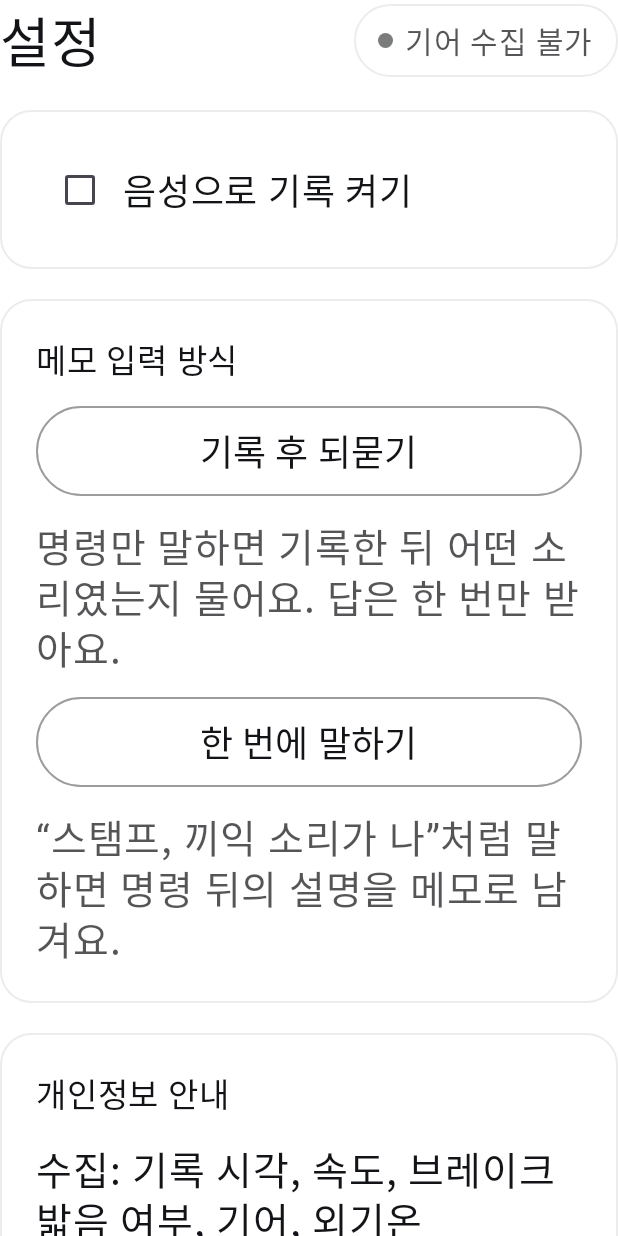
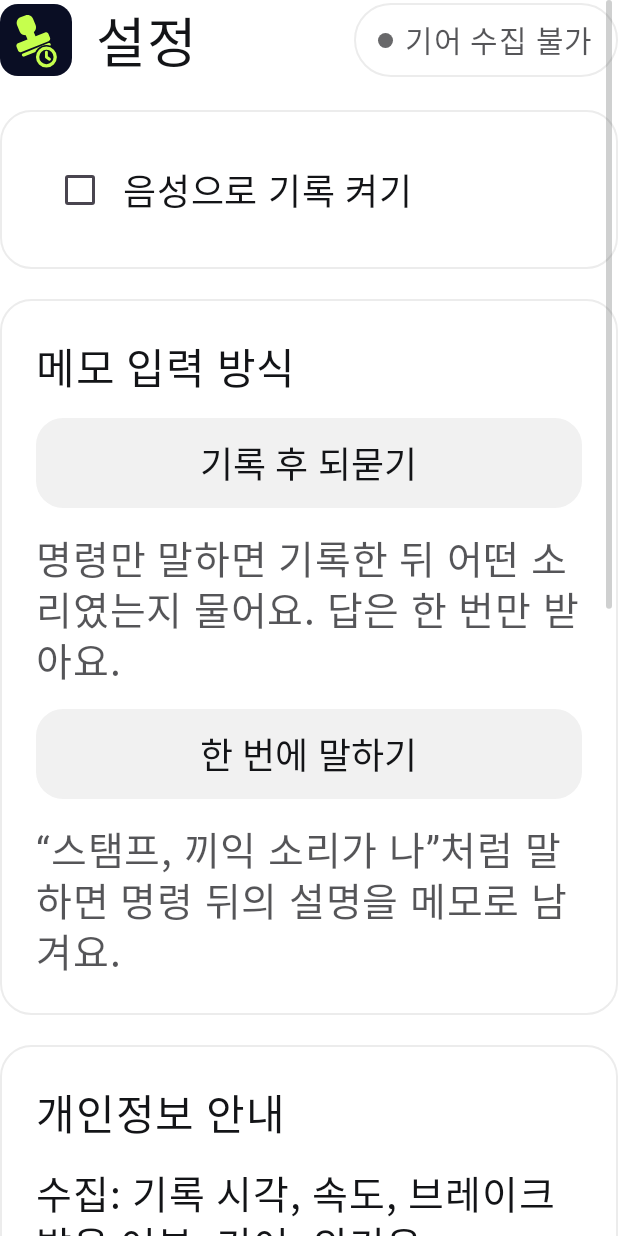
Before and after one commit to usy-timestamp/timestamp-app, an Android app built with Jetpack Compose: the composable SettingsScreen called with empty values, on a phone screen of 412 x 824 dp. Run offline under Robolectric (Android 15) with nearby library versions, the phone set to English and light mode, and no system bars; Roboto replaces fonts that are not available here; 3 statements that could not run were skipped.

Commit message:
디자인 가이드 컴포넌트 반영: 버튼, 팝업, 스크롤바, 명암 대비
- Basic button: 회색 채움과 진한 채움 두 위계, 둥근 사각, 빨간 버튼과 테두리 버튼 없앰
- System popup: 주간 흰 배경, 확인은 진한 버튼, 취소는 회색 버튼
- Page navigation: 첫 화면 제목 왼쪽에 앱 아이콘
- Scroll bar: 스크롤되는 화면 오른쪽에 얇은 막대 (주행 화면 제외)
- 명암 대비 4.5:1: 흐린 글자, 빨간 글자, 그래프 브레이크 띠
- 색 토큰 값 맞춤 (informative_active, button_filled_enabled), 글자 크기 체계 밖 값 정리
- 알림 아이콘을 앱 도장 모양으로

```diff
--- a/app/src/main/java/io/timestamp/app/capture/CaptureService.kt
+++ b/app/src/main/java/io/timestamp/app/capture/CaptureService.kt
@@ -17,6 +17,7 @@ import android.os.IBinder
 import android.os.SystemClock
 import android.util.Log
 import androidx.core.content.ContextCompat
+import io.timestamp.app.R
 import io.timestamp.app.BuildConfig
 import io.timestamp.app.data.AppDatabase
 import io.timestamp.app.data.AppSettingsEntity
@@ -286,7 +287,7 @@ class CaptureService : Service() {
         val stop = PendingIntent.getService(this, 1, Intent(this, CaptureService::class.java).setAction(ACTION_STOP),
             PendingIntent.FLAG_UPDATE_CURRENT or PendingIntent.FLAG_IMMUTABLE)
         val notification = Notification.Builder(this, CHANNEL)
-            .setSmallIcon(android.R.drawable.ic_menu_save).setContentTitle("타임 스탬프 기록 중")
+            .setSmallIcon(R.drawable.ic_stat_timestamp).setContentTitle("타임 스탬프 기록 중")
             .setContentText("차량 신호를 준비하고 있어요").setContentIntent(open)
             .setOngoing(true).addAction(Notification.Action.Builder(null, "기록 멈추기", stop).build()).build()
         if (Build.VERSION.SDK_INT >= 34) {
--- a/app/src/main/java/io/timestamp/app/ui/Components.kt
+++ b/app/src/main/java/io/timestamp/app/ui/Components.kt
@@ -2,6 +2,10 @@ package io.timestamp.app.ui
 
 import androidx.compose.foundation.BorderStroke
 import androidx.compose.foundation.Canvas
+import androidx.compose.foundation.Image
+import androidx.compose.ui.draw.clip
+import androidx.compose.ui.res.painterResource
+import io.timestamp.app.R
 import androidx.compose.foundation.background
 import androidx.compose.foundation.clickable
 import androidx.compose.foundation.layout.*
@@ -42,7 +46,7 @@ import java.util.Locale
 fun Label(value: String, size: Int = AppType.body, color: Color = AppColors.textPrimary,
           bold: Boolean = false, modifier: Modifier = Modifier, maxLines: Int = 3, textAlign: androidx.compose.ui.text.style.TextAlign? = null) {
     Text(value, modifier, color, fontSize = size.coerceAtLeast(20).ssp, lineHeight = when (size) {
-            36 -> 44; 28 -> 36; 26 -> 34; 24 -> 28; 20 -> 24; 32 -> 40; 40 -> 52; 48 -> 64; else -> (size * 1.3f).toInt()
+            36 -> 44; 28 -> 36; 26 -> 34; 24 -> 28; 20 -> 24; 30 -> 38; 32 -> 40; 40 -> 52; 48 -> 64; else -> (size * 1.3f).toInt()
         }.ssp,
         fontWeight = if (bold) FontWeight.Bold else FontWeight.Normal,
         textAlign = textAlign, maxLines = maxLines, overflow = TextOverflow.Ellipsis)
@@ -52,7 +56,7 @@ fun Label(value: String, size: Int = AppType.body, color: Color = AppColors.text
 fun Panel(modifier: Modifier = Modifier, finding: Boolean = false, padding: Int = 24, popup: Boolean = false,
           content: @Composable ColumnScope.() -> Unit) {
     Surface(modifier, shape = RoundedCornerShape(AppCorners.card.sdp),
-        color = if (popup) AppColors.surfaceRaised else if (finding) AppColors.findingTint else AppColors.surface,
+        color = if (popup) AppColors.popup else if (finding) AppColors.findingTint else AppColors.surface,
         border = BorderStroke((if (finding) 2 else 1).sdp, if (finding) AppColors.findingText else AppColors.border)) {
         Column(Modifier.padding(padding.sdp), verticalArrangement = Arrangement.spacedBy(14.sdp), content = content)
     }
@@ -60,18 +64,21 @@ fun Panel(modifier: Modifier = Modifier, finding: Boolean = false, padding: Int
 
 @Composable
 fun Action(label: String, onClick: () -> Unit, modifier: Modifier = Modifier,
-           secondary: Boolean = false, enabled: Boolean = true, height: Int = 58, danger: Boolean = false, busy: Boolean = false) {
+           secondary: Boolean = false, enabled: Boolean = true, height: Int = 58, busy: Boolean = false) {
     val interaction = remember { MutableInteractionSource() }
+    val container = if (secondary) AppColors.buttonFill else AppColors.primary
+    val content = if (secondary) AppColors.textPrimary else AppColors.onPrimary
     Button(onClick, modifier.sizeIn(minWidth = 58.sdp, minHeight = height.coerceAtLeast(58).sdp).pressEffect(interaction), enabled = enabled && !busy,
         interactionSource = interaction, elevation = ButtonDefaults.buttonElevation(0.sdp, 0.sdp, 0.sdp, 0.sdp, 0.sdp),
         shape = RoundedCornerShape(AppCorners.button.sdp),
-        border = if (secondary) BorderStroke(1.sdp, AppColors.borderStrong) else null,
         colors = ButtonDefaults.buttonColors(
-            containerColor = if (danger && !secondary) AppColors.danger else if (secondary) Color.Transparent else AppColors.primary,
-            contentColor = if (danger && !secondary) Color.White else if (danger) AppColors.danger else if (secondary) AppColors.textPrimary else AppColors.onPrimary),
+            containerColor = container,
+            contentColor = content,
+            disabledContainerColor = container.copy(alpha = container.alpha * .5f),
+            disabledContentColor = AppColors.textTertiary),
         contentPadding = PaddingValues(horizontal = 22.sdp, vertical = 12.sdp)) {
         if (busy) CircularProgressIndicator(Modifier.size(24.sdp), color = if (secondary) AppColors.textPrimary else AppColors.onPrimary, strokeWidth = 3.sdp)
-        else Label(label, AppType.secondary, if (danger && !secondary) Color.White else if (!enabled) AppColors.textSecondary else if (danger) AppColors.danger else if (secondary) AppColors.textPrimary else AppColors.onPrimary, bold = !secondary)
+        else Label(label, AppType.secondary, if (!enabled) AppColors.textTertiary else content, bold = !secondary)
     }
 }
 
@@ -105,7 +112,7 @@ fun statusName(status: String) = when (status) {
 fun StatusTag(status: String) = Tag(statusName(status), when (status) {
     "REPAIRED" -> AppColors.resolvedText
     "RESOLVED" -> AppColors.resolvedText
-    "RECURRED" -> AppColors.danger
+    "RECURRED" -> AppColors.dangerText
     else -> AppColors.textSecondary
 })
 
@@ -123,7 +130,7 @@ fun GearChip(state: DrivingState) {
                 state.showDrivingScreen -> "${state.gear ?: ""} 주행 중".trim()
                 state.gear == "P" -> "P 정차 중"
                 else -> "기어 수집 불가"
-            }, 18, AppColors.textSecondary)
+            }, AppType.caption, AppColors.textSecondary)
         }
     }
 }
@@ -134,6 +141,11 @@ fun Header(title: String, subtitle: String? = null, driving: DrivingState, back:
         horizontalArrangement = Arrangement.spacedBy(16.sdp)) {
         if (back != null) IconButton(back, Modifier.size(64.sdp)) {
             LineIcon("back", Modifier.size(36.sdp).then(Modifier.semantics { contentDescription = "뒤로" }), AppColors.textPrimary)
+        }
+        else Box(Modifier.size(48.sdp).clip(RoundedCornerShape(12.sdp)).background(Color(0xFF0A0E24)),
+            contentAlignment = Alignment.Center) {
+            Image(painterResource(R.drawable.ic_launcher_foreground), contentDescription = null,
+                modifier = Modifier.requiredSize(79.sdp))
         }
         Column(Modifier.weight(1f)) {
             Label(title, AppType.screenTitle, bold = true)
--- a/app/src/main/java/io/timestamp/app/ui/RepairDialog.kt
+++ b/app/src/main/java/io/timestamp/app/ui/RepairDialog.kt
@@ -2,8 +2,6 @@ package io.timestamp.app.ui
 
 import android.app.DatePickerDialog
 import androidx.compose.foundation.layout.*
-import androidx.compose.foundation.rememberScrollState
-import androidx.compose.foundation.verticalScroll
 import androidx.compose.material3.OutlinedTextField
 import androidx.compose.material3.LocalTextStyle
 import androidx.compose.runtime.*
@@ -33,7 +31,7 @@ fun RepairDialog(group: SymptomGroup, dismiss: () -> Unit, save: (Long, String?)
     DisposableEffect(Unit) { onDispose { picker?.dismiss() } }
     Dialog({ if (!busy) dismiss() }, DialogProperties(usePlatformDefaultWidth = false)) {
         Panel(Modifier.widthIn(max = 760.sdp).fillMaxWidth(.94f), padding = if (portrait) 24 else 32, popup = true) {
-            Column(Modifier.verticalScroll(rememberScrollState()), verticalArrangement = Arrangement.spacedBy(20.sdp)) {
+            Column(Modifier.scrollWithBar(), verticalArrangement = Arrangement.spacedBy(20.sdp)) {
                 Label("수리 완료로 표시할까요?", 32, bold = true, modifier = Modifier.fillMaxWidth(), textAlign = androidx.compose.ui.text.style.TextAlign.Center)
                 Label("${group.name}, 기록 ${group.count}건", AppType.body, modifier = Modifier.fillMaxWidth(), textAlign = androidx.compose.ui.text.style.TextAlign.Center)
                 CheckRow(selected, "이 증상 기록에 적용", !busy) { selected = it }
--- /dev/null
+++ b/app/src/main/java/io/timestamp/app/ui/ScrollBar.kt
@@ -0,0 +1,64 @@
+package io.timestamp.app.ui
+
+import androidx.compose.foundation.ScrollState
+import androidx.compose.foundation.lazy.LazyListState
+import androidx.compose.foundation.rememberScrollState
+import androidx.compose.foundation.verticalScroll
+import androidx.compose.ui.Modifier
+import androidx.compose.ui.composed
+import androidx.compose.ui.draw.drawWithContent
+import androidx.compose.ui.geometry.CornerRadius
+import androidx.compose.ui.geometry.Offset
+import androidx.compose.ui.geometry.Size
+import io.timestamp.app.ui.theme.AppColors
+import io.timestamp.app.ui.theme.sdp
+
+fun Modifier.scrollWithBar(state: ScrollState? = null): Modifier = composed {
+    val scroll = state ?: rememberScrollState()
+    val width = 4.sdp
+    val inset = 4.sdp
+    val minimum = 48.sdp
+    val colors = AppColors
+    val color = colors.textPrimary.copy(alpha = if (colors.dark) .24f else .20f)
+    drawWithContent {
+        drawContent()
+        val maximum = scroll.maxValue
+        if (maximum > 0 && maximum != Int.MAX_VALUE && size.height > 0f) {
+            val length = (size.height * size.height / (size.height + maximum))
+                .coerceIn(minimum.toPx().coerceAtMost(size.height), size.height)
+            val top = (size.height - length) * (scroll.value.toFloat() / maximum).coerceIn(0f, 1f)
+            drawRoundRect(color, Offset(size.width - inset.toPx() - width.toPx(), top),
+                Size(width.toPx(), length), CornerRadius(width.toPx() / 2))
+        }
+    }.verticalScroll(scroll)
+}
+
+fun Modifier.lazyScrollBar(state: LazyListState): Modifier = composed {
+    val width = 4.sdp
+    val inset = 4.sdp
+    val minimum = 48.sdp
+    val colors = AppColors
+    val color = colors.textPrimary.copy(alpha = if (colors.dark) .24f else .20f)
+    drawWithContent {
+        drawContent()
+        val info = state.layoutInfo
+        val items = info.visibleItemsInfo
+        if ((state.canScrollForward || state.canScrollBackward) && items.isNotEmpty() &&
+            info.totalItemsCount > 0 && size.height > 0f) {
+            val visible = items.sumOf { item ->
+                val start = maxOf(item.offset, info.viewportStartOffset)
+                val end = minOf(item.offset + item.size, info.viewportEndOffset)
+                ((end - start).coerceAtLeast(0).toFloat() / item.size.coerceAtLeast(1)).toDouble()
+            }.toFloat()
+            val firstSize = items.firstOrNull { it.index == state.firstVisibleItemIndex }?.size ?: 1
+            val position = state.firstVisibleItemIndex +
+                state.firstVisibleItemScrollOffset.toFloat() / (firstSize + info.mainAxisItemSpacing).coerceAtLeast(1)
+            val length = (size.height * visible / info.totalItemsCount)
+                .coerceIn(minimum.toPx().coerceAtMost(size.height), size.height)
+            val progress = if (!state.canScrollForward) 1f else
+                (position / (info.totalItemsCount - visible).coerceAtLeast(1f)).coerceIn(0f, 1f)
+            drawRoundRect(color, Offset(size.width - inset.toPx() - width.toPx(), (size.height - length) * progress),
+                Size(width.toPx(), length), CornerRadius(width.toPx() / 2))
+        }
+    }
+}
--- a/app/src/main/java/io/timestamp/app/ui/SettingsScreen.kt
+++ b/app/src/main/java/io/timestamp/app/ui/SettingsScreen.kt
@@ -1,8 +1,6 @@
 package io.timestamp.app.ui
 
 import androidx.compose.foundation.layout.*
-import androidx.compose.foundation.rememberScrollState
-import androidx.compose.foundation.verticalScroll
 import androidx.compose.runtime.*
 import androidx.compose.runtime.saveable.rememberSaveable
 import androidx.compose.ui.Modifier
@@ -13,7 +11,7 @@ import io.timestamp.app.data.MemoInputMode
 @Composable
 fun PrivacyNotice() {
     Panel(Modifier.fillMaxWidth()) {
-        Label("개인정보 안내", 22, bold = true)
+        Label("개인정보 안내", AppType.cardTitle, bold = true)
         Label("수집: 기록 시각, 속도, 브레이크 밟음 여부, 기어, 외기온")
         Label("수집: 음성 메모 글, 부위 표시, 수리 기록")
         Label("쓰는 곳: 소리가 나는 조건을 찾고 정비소에 보여 줄 리포트를 만드는 데만 씀")
@@ -27,13 +25,13 @@ fun PrivacyNotice() {
 fun SettingsScreen(driving: DrivingState, busy: Boolean, memoMode: String,
                    chooseMemoMode: (MemoInputMode) -> Unit, voiceEnabled: Boolean, setVoiceEnabled: (Boolean) -> Unit, deleteAll: () -> Unit) {
     var confirm by rememberSaveable { mutableStateOf(false) }
-    Column(Modifier.fillMaxSize().verticalScroll(rememberScrollState()), verticalArrangement = Arrangement.spacedBy(20.sdp)) {
+    Column(Modifier.fillMaxSize().scrollWithBar(), verticalArrangement = Arrangement.spacedBy(20.sdp)) {
         Header("설정", driving = driving)
         Panel(Modifier.fillMaxWidth()) {
             CheckRow(voiceEnabled, "음성으로 기록 켜기", !busy, setVoiceEnabled)
         }
         Panel(Modifier.fillMaxWidth()) {
-            Label("메모 입력 방식", 22, bold = true)
+            Label("메모 입력 방식", AppType.cardTitle, bold = true)
             Action("기록 후 되묻기", { chooseMemoMode(MemoInputMode.ASK_AFTER_RECORDING) }, Modifier.fillMaxWidth(),
                 secondary = memoMode != MemoInputMode.ASK_AFTER_RECORDING.name, busy = busy, enabled = !busy)
             Label("명령만 말하면 기록한 뒤 어떤 소리였는지 물어요. 답은 한 번만 받아요.", color = AppColors.textSecondary)
@@ -43,10 +41,10 @@ fun SettingsScreen(driving: DrivingState, busy: Boolean, memoMode: String,
         }
         PrivacyNotice()
         Panel(Modifier.fillMaxWidth()) {
-            Label("기록 관리", 22, bold = true)
+            Label("기록 관리", AppType.cardTitle, bold = true)
             Label("모든 기록과 부위 표시, 수리 이력, 확인 이력을 지워요. 지운 내용은 되돌릴 수 없어요.", color = AppColors.textSecondary)
             Action("모든 기록 지우기", { confirm = true }, Modifier.fillMaxWidth(), secondary = true,
-                busy = busy, enabled = !busy, danger = true)
+                busy = busy, enabled = !busy)
         }
     }
     if (confirm) ConfirmDialog("모든 기록을 지울까요?", "기록과 수리 이력, 확인 이력이 모두 지워져요. 되돌릴 수 없어요.", "모두 지우기",
--- a/app/src/main/java/io/timestamp/app/ui/ShopScreen.kt
+++ b/app/src/main/java/io/timestamp/app/ui/ShopScreen.kt
@@ -1,8 +1,6 @@
 package io.timestamp.app.ui
 
 import androidx.compose.foundation.layout.*
-import androidx.compose.foundation.rememberScrollState
-import androidx.compose.foundation.verticalScroll
 import androidx.compose.runtime.Composable
 import androidx.compose.ui.Alignment
 import androidx.compose.ui.Modifier
@@ -13,7 +11,7 @@ import io.timestamp.app.ui.theme.*
 fun ShopScreen(group: SymptomGroup, close: () -> Unit, reminder: Boolean, toggleReminder: () -> Unit, busy: Boolean) {
     val portrait = LocalPortrait.current
     Column(Modifier.fillMaxSize().padding((if (portrait) 24 else 40).sdp)
-        .verticalScroll(rememberScrollState()), verticalArrangement = Arrangement.spacedBy(20.sdp)) {
+        .scrollWithBar(), verticalArrangement = Arrangement.spacedBy(20.sdp)) {
         Row(Modifier.fillMaxWidth(), horizontalArrangement = Arrangement.spacedBy(20.sdp), verticalAlignment = Alignment.Top) {
             Column(Modifier.weight(1f)) {
                 Label("정비사님께 보여 드리는 화면", AppType.secondary, AppColors.textSecondary)
--- a/app/src/main/java/io/timestamp/app/ui/SignalGraph.kt
+++ b/app/src/main/java/io/timestamp/app/ui/SignalGraph.kt
@@ -32,7 +32,7 @@ fun SignalGraph(samples: List<SampleEntity>, modifier: Modifier = Modifier) {
         // 가로 대 세로 비율을 고정한다. 높이가 정해지지 않으면 그래프가 납작해져 축이 뒤집혀 보인다
         val colors = AppColors
         Canvas(Modifier.fillMaxWidth().aspectRatio(1.7f).padding(top = 16.sdp)
-            .semantics { contentDescription = "말하기 25초 전부터 5초 후까지의 속도와 브레이크 그래프. 라임 띠는 브레이크를 밟은 구간" }) {
+            .semantics { contentDescription = "말하기 25초 전부터 5초 후까지의 속도와 브레이크 그래프. 초록 띠는 브레이크를 밟은 구간" }) {
             val left = 42.sdpValue(size.width)
             val right = size.width - 18.sdpValue(size.width)
             val top = 40.sdpValue(size.width)
@@ -64,7 +64,7 @@ fun SignalGraph(samples: List<SampleEntity>, modifier: Modifier = Modifier) {
                 if (byOffset[offset]?.brakePressed == true) {
                     val start = max(left, x(offset) - unit / 2)
                     val end = minOf(right, x(offset) + unit / 2)
-                    drawRect(colors.finding.copy(alpha = .45f), Offset(start, bottom - (bottom - top) * .25f),
+                    drawRect(colors.findingText, Offset(start, bottom - (bottom - top) * .25f),
                         Size(end - start, (bottom - top) * .25f))
                 }
                 val speed = byOffset[offset]?.speedKmh?.takeIf(Float::isFinite)
--- a/app/src/main/java/io/timestamp/app/ui/theme/Theme.kt
+++ b/app/src/main/java/io/timestamp/app/ui/theme/Theme.kt
@@ -18,27 +18,31 @@ data class AppPalette(val dark: Boolean) {
     val rail = if (dark) Color(0xFF1D1E21) else Color(0xFFEDEEF2)
     val surface = if (dark) Color(0xFF1D1E21) else Color.White
     val surfaceRaised = if (dark) Color(0xFF313236) else Color(0xFFEDEEF2)
+    val popup = if (dark) Color(0xFF313236) else Color.White
     val selected get() = selectedFill
     val border = (if (dark) Color.White else Color(0xFF131417)).copy(alpha = .08f)
     val borderStrong = (if (dark) Color.White else Color(0xFF131417)).copy(alpha = .42f)
     val textPrimary = if (dark) Color.White else Color(0xFF131417)
+    val buttonFill = textPrimary.copy(alpha = if (dark) .12f else .06f)
     val textSecondary = textPrimary.copy(alpha = if (dark) .84f else .72f)
-    val textTertiary = textPrimary.copy(alpha = if (dark) .64f else .56f)
+    // 흐린 글자도 명암 대비 4.5:1 이상 (Pleos UI Design Guide)
+    val textTertiary = textPrimary.copy(alpha = .64f)
     val textOnCard = if (dark) Color.White else Color(0xFF131417)
     // 버튼과 탭은 Pleos 기본 컴포넌트처럼 무채색. 강조 버튼은 Basic button Secondary(진한 회색)
-    val primary = if (dark) Color(0xFFE9EAEC) else Color(0xFF44464E)
+    val primary = if (dark) Color(0xFFE0E1E6) else Color(0xFF44464E) // button_filled_enabled = basic_600
     val onPrimary = if (dark) Color(0xFF131417) else Color.White
     // 선택된 탭과 메뉴: Tabs의 Selected indicator(밝은 표시)
     val selectedFill = if (dark) Color(0xFF44464E) else Color.White
     val onSelected = textPrimary
     // 강조색은 42dot 테마의 Informative active 초록. 라임은 앱 아이콘에만 쓴다
-    val finding = if (dark) Color(0xFF00E074) else Color(0xFF00B85F)
+    val finding = if (dark) Color(0xFF00E074) else Color(0xFF02C265) // informative_active
     val onFinding = Color(0xFF131417)
     val findingText = if (dark) Color(0xFF00E074) else Color(0xFF007D40)
     val primaryText = findingText
     val findingTint = if (dark) Color(0xFF17271E) else Color(0xFFE8F7EE)
     val resolved = if (dark) Color(0xFF00E074) else Color(0xFF007D40)
     val resolvedText = if (dark) Color(0xFF00E074) else Color(0xFF007D40)
+    val dangerText = if (dark) Color(0xFFFF7559) else Color(0xFFBD2609)
     val danger = if (dark) Color(0xFFFF4C28) else Color(0xFFBD2609)
 }
 
@@ -59,7 +63,7 @@ object AppType {
 object AppCorners {
     const val card = 21
     const val dialog = 28
-    const val button = 999
+    const val button = 18
     const val chip = 10
 }
 
```
Also changed, not shown: app/src/main/java/io/timestamp/app/ui/OnboardingScreen.kt (+4 -6 lines), app/src/main/java/io/timestamp/app/ui/RecordDetailScreen.kt (+6 -8 lines), app/src/main/java/io/timestamp/app/ui/RecordListScreen.kt (+6 -5 lines), app/src/main/java/io/timestamp/app/ui/ReportScreen.kt (+4 -6 lines), app/src/main/res/drawable/ic_stat_timestamp.xml (added, +45 -0 lines), 2 other files.
